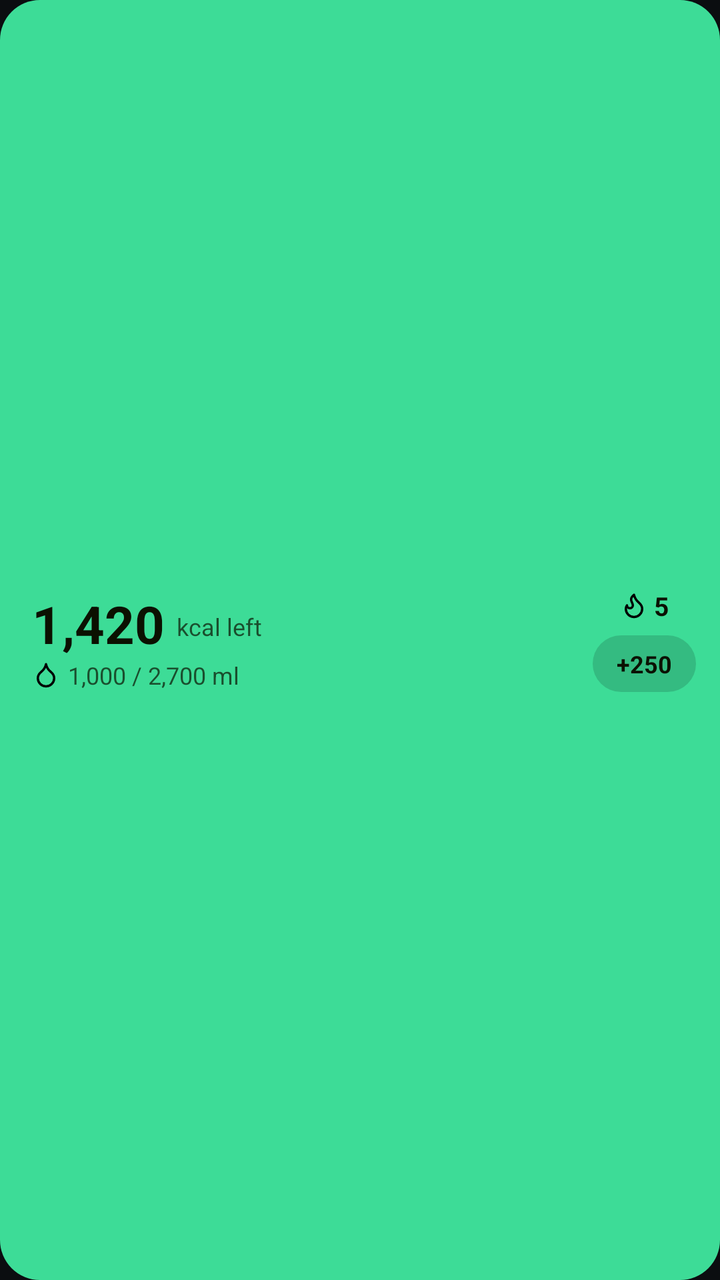
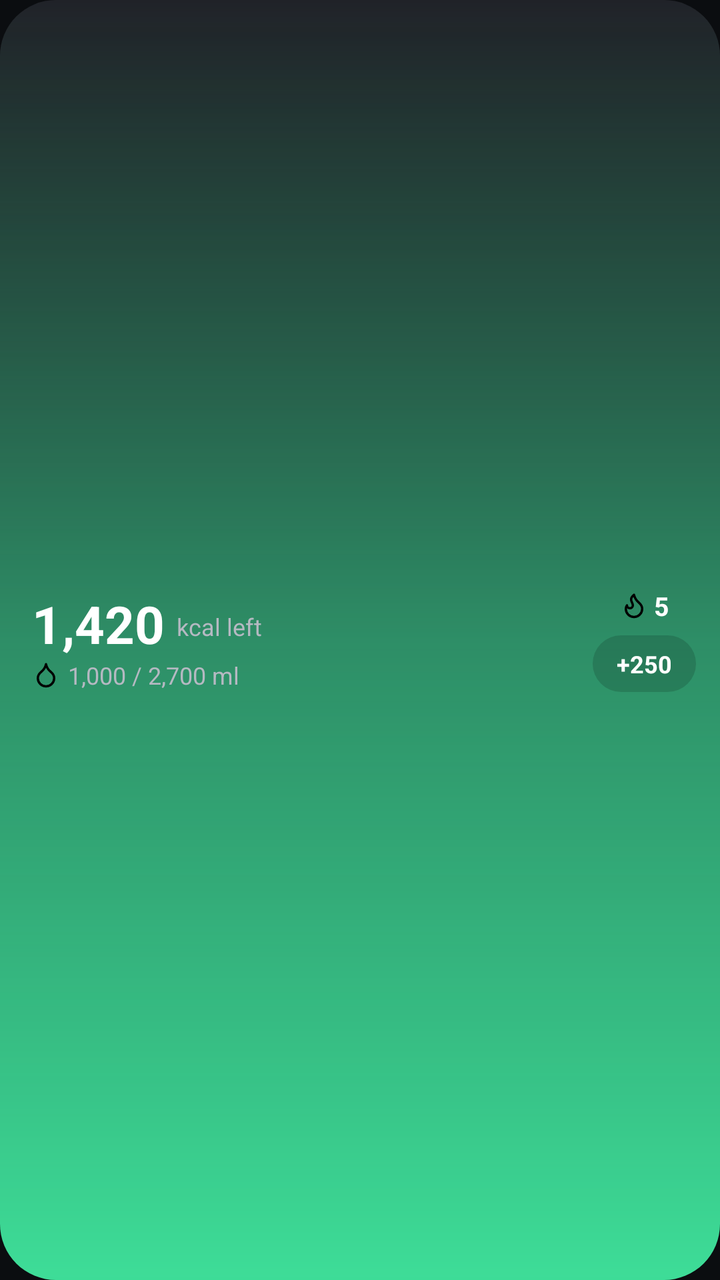

Screens rendered from an Android XML layout before and after an edit, with the pre-edit source and the edit as a unified diff.
<!-- AndroidManifest.xml: application theme Theme.TideFit -->
<!-- res/layout/widget_today.xml -->
<?xml version="1.0" encoding="utf-8"?>
<FrameLayout xmlns:android="http://schemas.android.com/apk/res/android"
    android:id="@+id/widget_root"
    android:layout_width="match_parent"
    android:layout_height="match_parent">

    <ImageView
        android:id="@+id/widget_bg"
        android:layout_width="match_parent"
        android:layout_height="match_parent"
        android:contentDescription="@null"
        android:scaleType="fitXY"
        android:src="@drawable/widget_bg" />

<LinearLayout
    android:layout_width="match_parent"
    android:layout_height="match_parent"
    android:gravity="center_vertical"
    android:orientation="horizontal"
    android:paddingStart="16dp"
    android:paddingTop="10dp"
    android:paddingEnd="12dp"
    android:paddingBottom="10dp">

    <LinearLayout
        android:layout_width="0dp"
        android:layout_height="wrap_content"
        android:layout_weight="1"
        android:orientation="vertical">
        <LinearLayout
            android:layout_width="wrap_content"
            android:layout_height="wrap_content"
            android:baselineAligned="true"
            android:orientation="horizontal">
            <TextView
                android:id="@+id/widget_kcal"
                android:text="1,420"
                android:layout_width="wrap_content"
                android:layout_height="wrap_content"
                android:textColor="#FF0B1100"
                android:textSize="26sp"
                android:textStyle="bold" />
            <TextView
                android:id="@+id/widget_kcal_label"
                android:text="kcal left"
                android:layout_width="wrap_content"
                android:layout_height="wrap_content"
                android:layout_gravity="bottom"
                android:layout_marginStart="6dp"
                android:layout_marginBottom="4dp"
                android:textColor="#B30B1100"
                android:textSize="12sp" />
        </LinearLayout>
        <LinearLayout
            android:layout_width="wrap_content"
            android:layout_height="wrap_content"
            android:gravity="center_vertical"
            android:orientation="horizontal">
            <ImageView
                android:layout_width="14dp"
                android:layout_height="14dp"
                android:contentDescription="@null"
                android:id="@+id/widget_drop_icon"
                android:src="@drawable/ic_widget_drop" />
            <TextView
                android:id="@+id/widget_water"
                android:text="1,000 / 2,700 ml"
                android:layout_width="wrap_content"
                android:layout_height="wrap_content"
                android:layout_marginStart="4dp"
                android:textColor="#B30B1100"
                android:textSize="12sp" />
        </LinearLayout>
    </LinearLayout>

    <LinearLayout
        android:layout_width="wrap_content"
        android:layout_height="wrap_content"
        android:gravity="center_horizontal"
        android:orientation="vertical">
        <LinearLayout
            android:layout_width="wrap_content"
            android:layout_height="wrap_content"
            android:layout_marginBottom="6dp"
            android:gravity="center_vertical"
            android:orientation="horizontal">
            <ImageView
                android:layout_width="14dp"
                android:layout_height="14dp"
                android:contentDescription="@null"
                android:id="@+id/widget_flame_icon"
                android:src="@drawable/ic_widget_flame" />
            <TextView
                android:id="@+id/widget_streak"
                android:text="5"
                android:layout_width="wrap_content"
                android:layout_height="wrap_content"
                android:layout_marginStart="3dp"
                android:textColor="#FF0B1100"
                android:textSize="13sp"
                android:textStyle="bold" />
        </LinearLayout>
        <TextView
            android:id="@+id/widget_add_water"
            android:text="+250"
            android:layout_width="wrap_content"
            android:layout_height="wrap_content"
            android:background="@drawable/widget_chip"
            android:paddingStart="12dp"
            android:paddingTop="6dp"
            android:paddingEnd="12dp"
            android:paddingBottom="6dp"
            android:textColor="#FF0B1100"
            android:textSize="12sp"
            android:textStyle="bold" />
    </LinearLayout>
</LinearLayout>
</FrameLayout>
<!-- resources referenced by this layout -->
<resources>
  <!-- drawable ic_widget_drop (drawable) -->
  <?xml version="1.0" encoding="utf-8"?>
  <vector xmlns:android="http://schemas.android.com/apk/res/android" android:width="24dp" android:height="24dp" android:viewportWidth="24" android:viewportHeight="24">
      <path android:pathData="M12 22a7 7 0 0 0 7-7c0-2-1-3.9-3-5.5s-3.5-4-4-6.5c-.5 2.5-2 4.9-4 6.5C6 11.1 5 13 5 15a7 7 0 0 0 7 7z"
          android:strokeColor="#FF000000" android:strokeWidth="2" android:strokeLineCap="round" android:strokeLineJoin="round" />
  </vector>
  <!-- drawable ic_widget_flame (drawable) -->
  <?xml version="1.0" encoding="utf-8"?>
  <vector xmlns:android="http://schemas.android.com/apk/res/android" android:width="24dp" android:height="24dp" android:viewportWidth="24" android:viewportHeight="24">
      <path android:pathData="M12 3q1 4 4 6.5t3 5.5a1 1 0 0 1-14 0 5 5 0 0 1 1-3 1 1 0 0 0 5 0c0-2-1.5-3-1.5-5q0-2 2.5-4"
          android:strokeColor="#FF000000" android:strokeWidth="2" android:strokeLineCap="round" android:strokeLineJoin="round" />
  </vector>
  <!-- drawable widget_bg (drawable) -->
  <?xml version="1.0" encoding="utf-8"?>
  <shape xmlns:android="http://schemas.android.com/apk/res/android" android:shape="rectangle">
      <solid android:color="#FF3DDC97" />
      <corners android:radius="20dp" />
  </shape>
  <!-- drawable widget_chip (drawable) -->
  <?xml version="1.0" encoding="utf-8"?>
  <shape xmlns:android="http://schemas.android.com/apk/res/android" android:shape="rectangle">
      <solid android:color="#26000000" />
      <corners android:radius="20dp" />
  </shape>
  <style name="Theme.TideFit" parent="android:Theme.Material.NoActionBar">
          <item name="android:windowBackground">@color/tide_window_bg</item>
          <item name="android:statusBarColor">@android:color/transparent</item>
          <item name="android:navigationBarColor">@android:color/transparent</item>
      </style>
  <color name="tide_window_bg">#0B0D10</color>
</resources>

<!-- the commit's change to res/layout/widget_today.xml (unified diff, before → after) -->
@@ -10,7 +10,7 @@
         android:layout_height="match_parent"
         android:contentDescription="@null"
         android:scaleType="fitXY"
-        android:src="@drawable/widget_bg" />
+        android:src="@drawable/widget_preview_today" />
 
 <LinearLayout
     android:layout_width="match_parent"
@@ -37,7 +37,7 @@
                 android:text="1,420"
                 android:layout_width="wrap_content"
                 android:layout_height="wrap_content"
-                android:textColor="#FF0B1100"
+                android:textColor="#FFFFFFFF"
                 android:textSize="26sp"
                 android:textStyle="bold" />
             <TextView
@@ -48,7 +48,7 @@
                 android:layout_gravity="bottom"
                 android:layout_marginStart="6dp"
                 android:layout_marginBottom="4dp"
-                android:textColor="#B30B1100"
+                android:textColor="#FFB5B9C2"
                 android:textSize="12sp" />
         </LinearLayout>
         <LinearLayout
@@ -68,7 +68,7 @@
                 android:layout_width="wrap_content"
                 android:layout_height="wrap_content"
                 android:layout_marginStart="4dp"
-                android:textColor="#B30B1100"
+                android:textColor="#FFB5B9C2"
                 android:textSize="12sp" />
         </LinearLayout>
     </LinearLayout>
@@ -96,7 +96,7 @@
                 android:layout_width="wrap_content"
                 android:layout_height="wrap_content"
                 android:layout_marginStart="3dp"
-                android:textColor="#FF0B1100"
+                android:textColor="#FFFFFFFF"
                 android:textSize="13sp"
                 android:textStyle="bold" />
         </LinearLayout>
@@ -110,7 +110,7 @@
             android:paddingTop="6dp"
             android:paddingEnd="12dp"
             android:paddingBottom="6dp"
-            android:textColor="#FF0B1100"
+            android:textColor="#FFFFFFFF"
             android:textSize="12sp"
             android:textStyle="bold" />
     </LinearLayout>
<!-- resource entries referenced after the edit -->
@@ -12,18 +12,28 @@
       <path android:pathData="M12 3q1 4 4 6.5t3 5.5a1 1 0 0 1-14 0 5 5 0 0 1 1-3 1 1 0 0 0 5 0c0-2-1.5-3-1.5-5q0-2 2.5-4"
           android:strokeColor="#FF000000" android:strokeWidth="2" android:strokeLineCap="round" android:strokeLineJoin="round" />
   </vector>
-  <!-- drawable widget_bg (drawable) -->
-  <?xml version="1.0" encoding="utf-8"?>
-  <shape xmlns:android="http://schemas.android.com/apk/res/android" android:shape="rectangle">
-      <solid android:color="#FF3DDC97" />
-      <corners android:radius="20dp" />
-  </shape>
   <!-- drawable widget_chip (drawable) -->
   <?xml version="1.0" encoding="utf-8"?>
   <shape xmlns:android="http://schemas.android.com/apk/res/android" android:shape="rectangle">
       <solid android:color="#26000000" />
       <corners android:radius="20dp" />
   </shape>
+  <!-- drawable widget_preview_today (drawable) -->
+  <?xml version="1.0" encoding="utf-8"?>
+  <layer-list xmlns:android="http://schemas.android.com/apk/res/android">
+      <item>
+          <shape android:shape="rectangle">
+              <gradient android:angle="270" android:startColor="#FF202228" android:endColor="#FF0C0D10" />
+              <corners android:radius="28dp" />
+          </shape>
+      </item>
+      <item>
+          <shape android:shape="rectangle">
+              <gradient android:angle="90" android:startColor="#FF3DDC97" android:centerColor="#993DDC97" android:endColor="#003DDC97" />
+              <corners android:radius="28dp" />
+          </shape>
+      </item>
+  </layer-list>
   <style name="Theme.TideFit" parent="android:Theme.Material.NoActionBar">
           <item name="android:windowBackground">@color/tide_window_bg</item>
           <item name="android:statusBarColor">@android:color/transparent</item>
